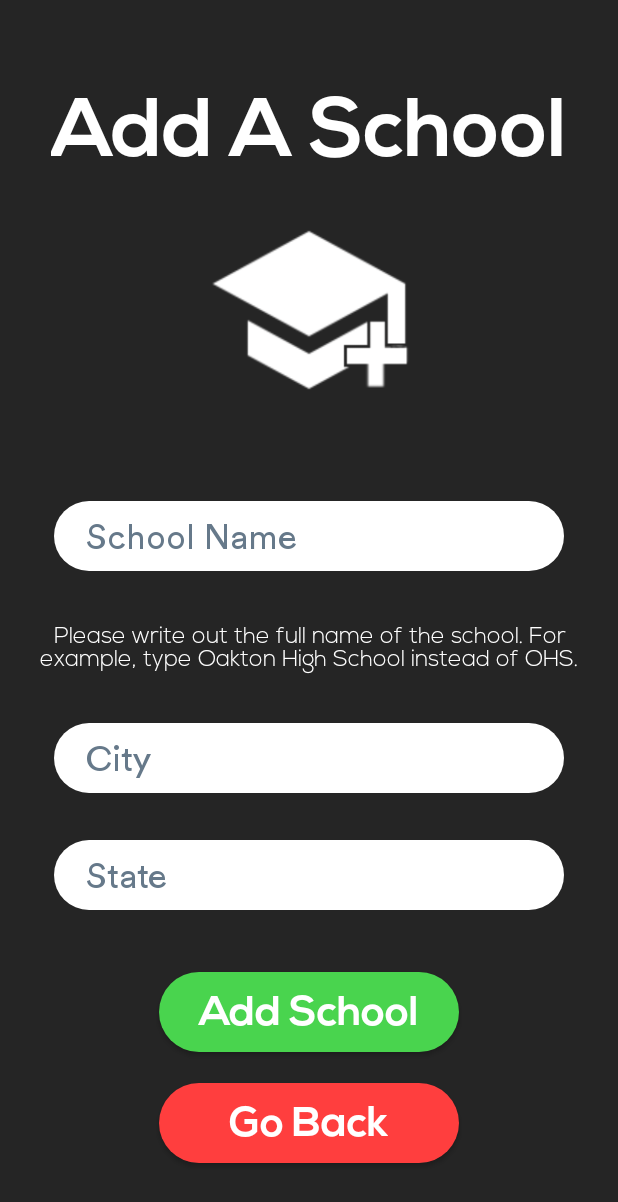
After one commit to jordanjlee214/StudyGroupApp, an Android app: the AddSchoolActivity screen opened directly, with no data from a screen before it, on a phone screen of 412 x 824 dp. The commit adds this screen. Shown: the top 1202 px of the screen. Run offline under Robolectric (Android 15) with nearby library versions, the phone set to English and light mode, and no system bars; our stand-ins replace Firebase (no records; nobody signed in at launch, a user with empty details on screens opened directly).

Commit message:
Added an activity to add a school. Able to succeessfully add new schools to the database. The activity also checks if the school already exists.

```diff
--- /dev/null
+++ b/app/src/main/java/com/leejordan/studygroupapp/AddSchoolActivity.java
@@ -0,0 +1,293 @@
+package com.leejordan.studygroupapp;
+
+import androidx.annotation.NonNull;
+import androidx.appcompat.app.AppCompatActivity;
+import androidx.core.content.res.ResourcesCompat;
+
+import android.app.ProgressDialog;
+import android.content.Context;
+import android.content.Intent;
+import android.graphics.Typeface;
+import android.os.Bundle;
+import android.text.SpannableString;
+import android.text.style.StyleSpan;
+import android.util.TypedValue;
+import android.view.KeyEvent;
+import android.view.LayoutInflater;
+import android.view.MotionEvent;
+import android.view.View;
+import android.view.ViewGroup;
+import android.view.inputmethod.EditorInfo;
+import android.view.inputmethod.InputMethodManager;
+import android.widget.AdapterView;
+import android.widget.ArrayAdapter;
+import android.widget.AutoCompleteTextView;
+import android.widget.Button;
+import android.widget.EditText;
+import android.widget.TextView;
+import android.widget.Toast;
+
+import com.google.android.gms.tasks.OnCompleteListener;
+import com.google.android.gms.tasks.Task;
+import com.google.firebase.database.DataSnapshot;
+import com.google.firebase.database.DatabaseError;
+import com.google.firebase.database.DatabaseReference;
+import com.google.firebase.database.FirebaseDatabase;
+import com.google.firebase.database.ValueEventListener;
+
+import java.util.ArrayList;
+import java.util.Arrays;
+import java.util.HashMap;
+import java.util.HashSet;
+import java.util.Map;
+
+public class AddSchoolActivity extends AppCompatActivity {
+
+    private EditText name, city;
+    private AutoCompleteTextView state;
+    private Button addSchool, goBack;
+    private ProgressDialog loadingBar;
+
+    private DatabaseReference schoolRef;
+
+    private ArrayAdapter<String> stateAdapter;
+    private ArrayList<String> statesList;
+    private HashSet<String> statesSet;
+    private String[] states = {
+            "AL (Alabama)",
+            "AK (Alaska)",
+            "AZ (Arizona)",
+            "AR (Arkansas)",
+            "CA (California)",
+            "CO (Colorado)",
+            "CT (Connecticut)",
+            "DE (Delaware)",
+            "FL (Florida)",
+            "GA (Georgia)",
+            "HI (Hawaii)",
+            "ID (Idaho)",
+            "IL (Illinois)",
+            "IN (Indiana)",
+            "IA (Iowa)",
+            "KS (Kansas)",
+            "KY (Kentucky)",
+            "LA (Louisiana)",
+            "ME (Maine)",
+            "MD (Maryland)",
+            "MA (Massachusetts)",
+            "MI (Michigan)",
+            "MN (Minnesota)",
+            "MS (Mississippi)",
+            "MO (Missouri)",
+            "MT (Montana)",
+            "NE (Nebraska)",
+            "NV (Nevada)",
+            "NH (New Hampshire)",
+            "NJ (New Jersey)",
+            "NM (New Mexico)",
+            "NY (New York)",
+            "NC (North Carolina)",
+            "ND (North Dakota)",
+            "OH (Ohio)",
+            "OK (Oklahoma)",
+            "OR (Oregon)",
+            "PA (Pennsylvania)",
+            "RI (Rhode Island)",
+            "SC (South Carolina)",
+            "SD (South Dakota)",
+            "TN (Tennessee)",
+            "TX (Texas)",
+            "UT (Utah)",
+            "VT (Vermont)",
+            "VA (Virginia)",
+            "WA (Washington)",
+            "WV (West Virginia)",
+            "WI (Wisconsin)",
+            "WY (Wyoming)",
+    };
+
+    @Override
+    protected void onCreate(Bundle savedInstanceState) {
+        super.onCreate(savedInstanceState);
+        setContentView(R.layout.activity_add_school);
+
+        loadingBar = new ProgressDialog(this);
+
+        name = findViewById(R.id.addSchool_name);
+        city = findViewById(R.id.addSchool_city);
+        state = findViewById(R.id.addSchool_state);
+        addSchool = findViewById(R.id.addSchool_button);
+        goBack = findViewById(R.id.addSchool_goBack);
+
+        schoolRef = FirebaseDatabase.getInstance().getReference().child("Schools");
+
+        statesList = new ArrayList<>();
+        for (int i = 0; i < states.length; i++){
+            statesList.add(states[i]);
+        }
+        statesSet = new HashSet<String>(Arrays.asList(states));
+
+        stateAdapter = new SchoolAdapter(this, android.R.layout.simple_spinner_item, statesList);
+        stateAdapter.setDropDownViewResource(android.R.layout.simple_expandable_list_item_1);
+        state.setThreshold(1);
+
+        state.setOnTouchListener(new View.OnTouchListener(){
+            @Override
+            public boolean onTouch(View v, MotionEvent event) {
+                state.showDropDown();
+                return false;
+            }
+
+        });
+
+        state.setShowSoftInputOnFocus(false);
+
+        state.setOnEditorActionListener(new TextView.OnEditorActionListener() {
+            public boolean onEditorAction(TextView v, int actionId, KeyEvent event) {
+                if ((event != null && (event.getKeyCode() == KeyEvent.KEYCODE_ENTER)) || (actionId == EditorInfo.IME_ACTION_DONE)) {
+
+                }
+                return false;
+            }
+        });
+
+        state.setOnItemClickListener(new AdapterView.OnItemClickListener() {
+
+            @Override
+            public void onItemClick(AdapterView<?> arg0, View arg1, int arg2, long arg3) {
+                View view = getCurrentFocus();
+                if (view != null) {
+                    InputMethodManager inputManager = (InputMethodManager) getSystemService(Context.INPUT_METHOD_SERVICE);
+                    inputManager.hideSoftInputFromWindow(view.getWindowToken(), InputMethodManager.HIDE_NOT_ALWAYS);
+
+                }
+            }
+
+        });
+
+        state.setAdapter(stateAdapter);
+
+        addSchool.setOnClickListener(new View.OnClickListener() {
+            @Override
+            public void onClick(View v) {
+                addASchool();
+            }
+        });
+
+        goBack.setOnClickListener(new View.OnClickListener() {
+            @Override
+            public void onClick(View v) {
+                sendBack();
+            }
+        });
+
+    }
+
+    public void addASchool(){
+        final String inpName = name.getText().toString();
+        final String inpCity = city.getText().toString();
+        final String inpState = state.getText().toString();
+
+        if (inpName.length() == 0 || inpCity.length() == 0 || inpState.length() == 0){
+            Toast.makeText(AddSchoolActivity.this, "Please fill in all fields.", Toast.LENGTH_SHORT).show();
+        }
+        else if(!statesSet.contains(inpState)){
+            Toast.makeText(AddSchoolActivity.this, "Select a state from the list.", Toast.LENGTH_SHORT).show();
+        }
+        else if(inpName.contains(",")){
+            Toast.makeText(AddSchoolActivity.this, "Commas are not allowed.", Toast.LENGTH_SHORT).show();
+        }
+        else{
+            final Map<String, Object> school = new HashMap<>();
+            school.put("schoolName", inpName);
+            school.put("schoolCity", inpCity);
+            school.put("schoolState", inpState.substring(0, 2));
+
+            loadingBar.setTitle("Adding school...");
+            loadingBar.setMessage("Please wait for a moment as we add your school to the database..");
+            loadingBar.setCanceledOnTouchOutside(true);
+            loadingBar.show();
+
+            schoolRef.addListenerForSingleValueEvent(new ValueEventListener() {
+                @Override
+                public void onDataChange(@NonNull DataSnapshot snapshot) {
+                    boolean unique = true;
+                    for (DataSnapshot id : snapshot.getChildren()){
+                        if(id.child("schoolName").getValue().toString().equals(inpName) && id.child("schoolCity").getValue().toString().equals(inpCity) && id.child("schoolState").getValue().toString().equals(inpState.substring(0, 2)) ){
+                            unique = false;
+                        }
+                    }
+                    if (unique){
+
+                        schoolRef.child(RandomIDGenerator.generate()).updateChildren(school).addOnCompleteListener(new OnCompleteListener<Void>() {
+                            @Override
+                            public void onComplete(@NonNull Task<Void> task) {
+                                loadingBar.dismiss();
+                                if(task.isSuccessful()){
+                                    Toast.makeText(AddSchoolActivity.this, "New school successfully added.", Toast.LENGTH_LONG).show();
+                                    sendBack();
+
+                                }else{
+                                    String message = task.getException().getMessage();
+                                    Toast.makeText(AddSchoolActivity.this, "Uh oh! An error occurred: " + message, Toast.LENGTH_LONG).show();
+                                }
+                            }
+                        });
+                    }
+                    else{
+                        loadingBar.dismiss();
+                        Toast.makeText(AddSchoolActivity.this, "This school already exists in the database.", Toast.LENGTH_SHORT).show();
+                    }
+                }
+
+                @Override
+                public void onCancelled(@NonNull DatabaseError error) {
+
+                }
+            });
+
+
+
+        }
+
+    }
+
+
+    public class SchoolAdapter extends ArrayAdapter<String> {
+
+        private Context context;
+        private int layout;
+        private final Typeface tf;
+
+
+        public SchoolAdapter(Context context, int layout, ArrayList<String> data) {
+            super(context, layout, data);
+            this.context = context;
+            this.layout = layout;
+            tf = ResourcesCompat.getFont(context, R.font.circular_bold);
+        }
+
+        @Override
+        public View getView(int position, View convertView, ViewGroup parent) {
+            LayoutInflater inflater = (LayoutInflater) context
+                    .getSystemService(Context.LAYOUT_INFLATER_SERVICE);
+            View rowView = inflater.inflate(layout, parent, false);
+            TextView suggestion = (TextView) rowView;
+
+                suggestion.setText(getItem(position).toString());
+                suggestion.setTypeface(tf);
+                suggestion.setTextSize(TypedValue.COMPLEX_UNIT_DIP,17);
+                suggestion.setPadding(30, 10, 30, 10);
+
+            return rowView;
+        }
+    }
+
+    public void sendBack(){
+        Intent createIntent = new Intent(AddSchoolActivity.this, GroupCreateActivity.class);
+        startActivity(createIntent);
+        overridePendingTransition(android.R.anim.fade_in, android.R.anim.fade_out);
+        finish();
+    }
+
+}
--- a/app/src/main/java/com/leejordan/studygroupapp/GroupCreateActivity.java
+++ b/app/src/main/java/com/leejordan/studygroupapp/GroupCreateActivity.java
@@ -535,6 +535,24 @@ public class GroupCreateActivity extends AppCompatActivity {
             }
         });
 
+        addSchoolButton.setOnClickListener(new View.OnClickListener() {
+            @Override
+            public void onClick(View v) {
+                edit.putString("name", name.getText().toString());
+                edit.putString("description", description.getText().toString());
+                edit.putString("members", members.getText().toString());
+                edit.putString("subject", subject.getText().toString());
+                edit.putString("classType", classType.getText().toString());
+                edit.putString("school", school.getText().toString());
+                edit.putString("teacher", teacher.getText().toString());
+                edit.putString("period", period.getText().toString());
+                edit.putString("publicOrPrivate", publicOrPrivate);
+                edit.apply();
+
+                sendToAddSchool();
+            }
+        });
+
 
     }
 
@@ -799,7 +817,7 @@ public class GroupCreateActivity extends AppCompatActivity {
                         edit.apply();
                         //1 Second Timer to Switch to Group Activity
 
-                        new CountDownTimer(1000, 1000) {
+                        new CountDownTimer(300, 1000) {
                             @Override
                             public void onTick(long millisUntilFinished) {
 
@@ -830,6 +848,13 @@ public class GroupCreateActivity extends AppCompatActivity {
         finish();
     }
 
+
+    private void sendToAddSchool(){
+
+        Intent schoolIntent = new Intent(GroupCreateActivity.this, AddSchoolActivity.class);
+        startActivity(schoolIntent);
+        overridePendingTransition(android.R.anim.fade_in, android.R.anim.fade_out);
+    }
 
     public class MyAdapter extends ArrayAdapter<String> {
 
--- /dev/null
+++ b/app/src/main/res/layout/activity_add_school.xml
@@ -0,0 +1,162 @@
+<?xml version="1.0" encoding="utf-8"?>
+<androidx.constraintlayout.widget.ConstraintLayout xmlns:android="http://schemas.android.com/apk/res/android"
+    xmlns:app="http://schemas.android.com/apk/res-auto"
+    xmlns:tools="http://schemas.android.com/tools"
+    android:layout_width="match_parent"
+    android:layout_height="match_parent"
+    android:background="@color/darkBackground"
+    android:backgroundTint="@color/darkBackground"
+    tools:context=".AddSchoolActivity">
+
+    <TextView
+        android:layout_width="wrap_content"
+        android:layout_height="wrap_content"
+        android:id="@+id/addSchool_title"
+        android:text="@string/addSchool_header"
+        android:textAlignment="center"
+        android:textColor="@color/mainTextColor"
+        android:fontFamily="@font/nexa_bold"
+        app:layout_constraintTop_toTopOf="parent"
+        app:layout_constraintBottom_toBottomOf="parent"
+        app:layout_constraintLeft_toLeftOf="parent"
+        app:layout_constraintRight_toRightOf="parent"
+        android:textSize="55sp"
+        android:textAllCaps="false"
+        app:layout_constraintVertical_bias="0.07">
+    </TextView>
+
+    <ImageView
+        android:layout_width="140sp"
+        android:layout_height="140sp"
+        android:id="@+id/addSchool_icon"
+        android:src="@drawable/add_school_icon"
+        app:layout_constraintTop_toTopOf="parent"
+        app:layout_constraintBottom_toBottomOf="parent"
+        app:layout_constraintLeft_toLeftOf="parent"
+        app:layout_constraintRight_toRightOf="parent"
+        app:layout_constraintVertical_bias="0.2">
+    </ImageView>
+
+    <EditText
+        android:id="@+id/addSchool_name"
+        android:layout_width="340sp"
+        android:layout_height="wrap_content"
+        android:inputType="text"
+        android:hint="@string/addSchool_name"
+        android:textColor="@color/black"
+        android:textSize="23sp"
+        android:padding="8dp"
+        android:paddingStart="15dp"
+        android:windowSoftInputMode="stateVisible|adjustPan"
+        android:fontFamily="@font/circular_book"
+        android:background="@drawable/input"
+        android:textColorHint="@color/gray"
+        app:layout_constraintTop_toTopOf="parent"
+        app:layout_constraintBottom_toBottomOf="parent"
+        app:layout_constraintLeft_toLeftOf="parent"
+        app:layout_constraintRight_toRightOf="parent"
+        app:layout_constraintVertical_bias="0.43"/>
+
+    <TextView
+        android:layout_width="380sp"
+        android:layout_height="wrap_content"
+        android:id="@+id/addSchool_nameInstructions"
+        android:text="@string/addSchool_nameInstructions"
+        android:textAlignment="center"
+        android:textColor="@color/mainTextColor"
+        android:fontFamily="@font/nexa_light"
+        app:layout_constraintTop_toBottomOf="@id/addSchool_name"
+        app:layout_constraintBottom_toTopOf="@id/addSchool_city"
+        app:layout_constraintLeft_toLeftOf="parent"
+        app:layout_constraintRight_toRightOf="parent"
+        android:textSize="15sp"
+        android:textAllCaps="false"
+        app:layout_constraintVertical_bias="0.5">
+    </TextView>
+
+    <EditText
+        android:id="@+id/addSchool_city"
+        android:layout_width="340sp"
+        android:layout_height="wrap_content"
+        android:inputType="text"
+        android:hint="@string/addSchool_city"
+        android:textColor="@color/black"
+        android:textSize="23sp"
+        android:padding="8dp"
+        android:paddingStart="15dp"
+        android:windowSoftInputMode="stateVisible|adjustPan"
+        android:fontFamily="@font/circular_book"
+        android:background="@drawable/input"
+        android:textColorHint="@color/gray"
+        app:layout_constraintTop_toTopOf="parent"
+        app:layout_constraintBottom_toBottomOf="parent"
+        app:layout_constraintLeft_toLeftOf="parent"
+        app:layout_constraintRight_toRightOf="parent"
+        app:layout_constraintVertical_bias="0.62"/>
+
+    <AutoCompleteTextView
+        android:id="@+id/addSchool_state"
+        android:layout_width="340sp"
+        android:layout_height="wrap_content"
+        android:background="@drawable/input"
+        android:fontFamily="@font/circular_book"
+        android:inputType="text"
+        android:padding="8dp"
+        android:singleLine="true"
+        android:textColor="@color/black"
+        android:completionThreshold="0"
+        android:textColorHint="@color/gray"
+        android:textSize="23sp"
+        android:hint="@string/addSchool_state"
+        android:paddingStart="15dp"
+        app:layout_constraintTop_toTopOf="parent"
+        app:layout_constraintBottom_toBottomOf="parent"
+        app:layout_constraintLeft_toLeftOf="parent"
+        app:layout_constraintRight_toRightOf="parent"
+        app:layout_constraintVertical_bias="0.72"
+        />
+
+    <Button
+        android:id="@+id/addSchool_button"
+        android:layout_width="200sp"
+        android:layout_height="wrap_content"
+        app:layout_constraintTop_toBottomOf="@id/addSchool_state"
+        app:layout_constraintBottom_toBottomOf="parent"
+        app:layout_constraintLeft_toLeftOf="parent"
+        app:layout_constraintRight_toRightOf="parent"
+        app:layout_constraintVertical_bias="0.25"
+        android:text="@string/addSchool_button"
+        android:textAllCaps="false"
+        android:background="@drawable/input"
+        android:gravity="center_horizontal"
+        android:textAlignment="center"
+        android:padding="9sp"
+        android:textSize="28sp"
+        android:textColor="@color/mainTextColor"
+        android:fontFamily="@font/nexa_bold"
+        android:backgroundTint="@color/colorPrimaryDark">
+
+    </Button>
+
+    <Button
+        android:id="@+id/addSchool_goBack"
+        android:layout_width="200sp"
+        android:layout_height="wrap_content"
+        app:layout_constraintTop_toBottomOf="@id/addSchool_button"
+        app:layout_constraintBottom_toBottomOf="parent"
+        app:layout_constraintLeft_toLeftOf="parent"
+        app:layout_constraintRight_toRightOf="parent"
+        app:layout_constraintVertical_bias="0.3"
+        android:text="@string/addSchool_goBack"
+        android:textAllCaps="false"
+        android:textAlignment="center"
+        android:background="@drawable/input"
+        android:padding="9sp"
+        android:textSize="28sp"
+        android:textColor="@color/mainTextColor"
+        android:fontFamily="@font/nexa_bold"
+        android:backgroundTint="@color/red">
+
+    </Button>
+
+</androidx.constraintlayout.widget.ConstraintLayout>
--- a/app/src/main/res/values/strings.xml
+++ b/app/src/main/res/values/strings.xml
@@ -52,4 +52,12 @@
     <string name="pipe">"|"</string>
     <string name="group_create_group">"Create Group"</string>
     <string name="group_noGroups">"You are not in any groups."</string>
+    <string name="addSchool_header">"Add A School"</string>
+    <string name="addSchool_name">" School Name"</string>
+    <string name="addSchool_nameInstructions">"Please write out the full name of the school. For example, type Oakton High School instead of OHS."</string>
+    <string name="addSchool_city">" City"</string>
+    <string name="addSchool_state">" State"</string>
+    <string name="addSchool_button">"Add School"</string>
+    <string name="addSchool_goBack">"Go Back"</string>
+
 </resources>
```
Also changed, not shown: app/src/main/AndroidManifest.xml (+5 -2 lines), app/src/main/res/drawable/add_school_icon.png (added).
